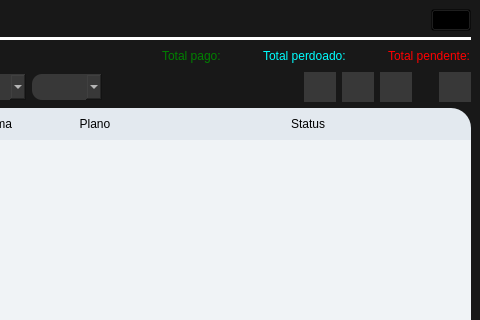
Qt form views/ui/raw/main_view.ui (vitorcarnieli/desktop-bjjadmin) before a commit; both pictures show x 520 to 1000 and y 0 to 320 of the 1000 by 758 pixel window.
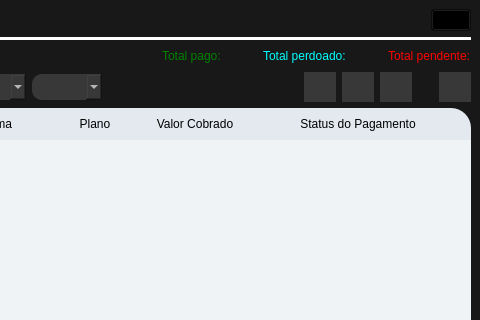
The same form after that commit. The open tabs and pages were chosen to show the change. Icons and pictures are not drawn.

Commit message: feat: create nem column in records table

The edit to the form file:
```diff
--- a/views/ui/raw/main_view.ui
+++ b/views/ui/raw/main_view.ui
@@ -1909,7 +1909,12 @@
           </column>
           <column>
            <property name="text">
-            <string>Status</string>
+            <string>Valor Cobrado</string>
+           </property>
+          </column>
+          <column>
+           <property name="text">
+            <string>Status do Pagamento</string>
            </property>
           </column>
          </widget>
```
The commit also changes 1 other file.
